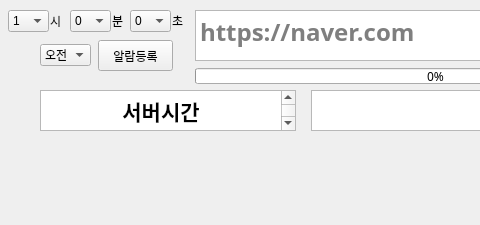
This is ui/severtimeUI.ui in lani009/server_time as Qt 5 draws it before an edit; both pictures show x 0 to 480 and y 0 to 225 of the 800 by 225 pixel window. The edited form follows.
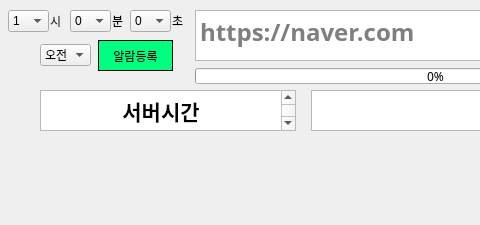
This is the edited form.

What changed in the file:
```diff
--- a/ui/severtimeUI.ui
+++ b/ui/severtimeUI.ui
@@ -204,6 +204,11 @@
       <family>맑은 고딕</family>
      </font>
     </property>
+    <property name="styleSheet">
+     <string notr="true">background:rgb(0, 255, 127);
+border: 1px solid black;
+border-radius:0.5em;</string>
+    </property>
     <property name="text">
      <string>알람등록</string>
     </property>
```
